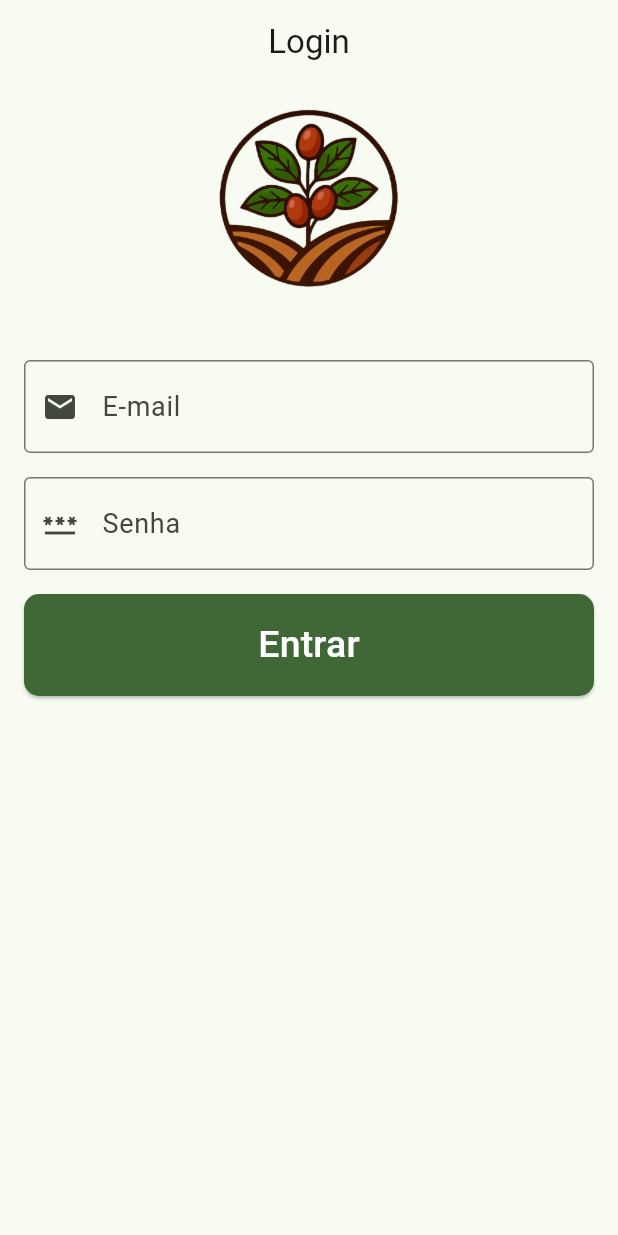
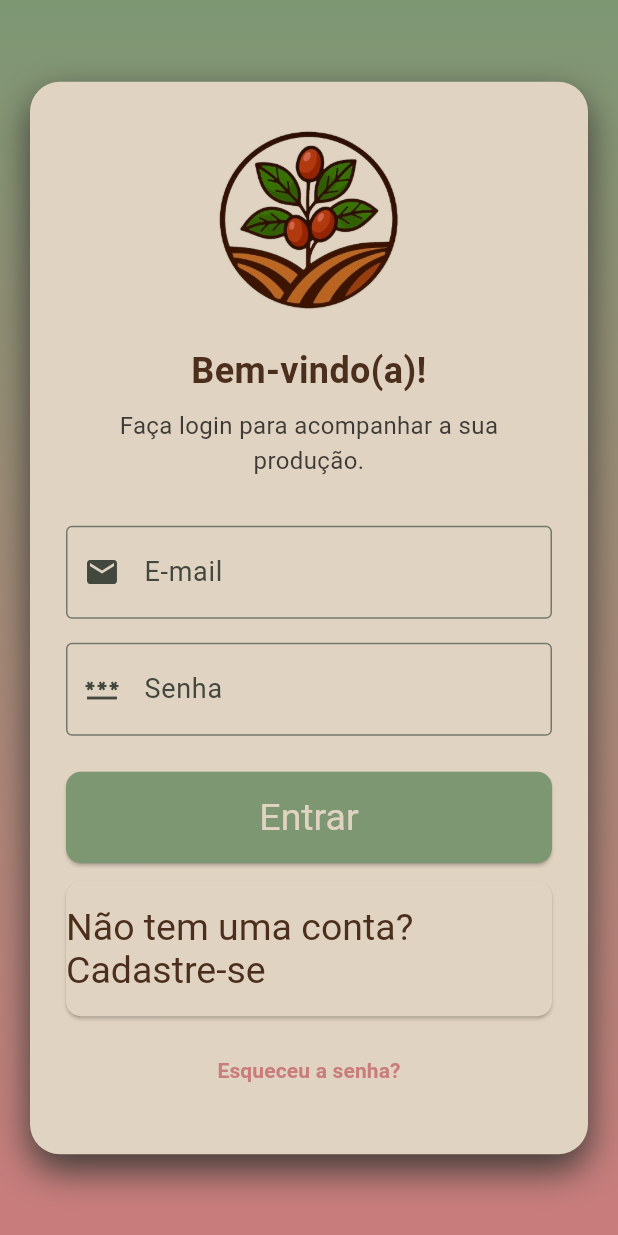
Before and after one commit to heitorPoleze/frontend_cafeicultura, a Flutter app: the screen it shows after launch, on a phone screen of 412 x 824 dp. Run offline on Flutter 3.47's test engine with Material 3 defaults, Android fonts, the light colour scheme and no system bars.

Commit message:
visual login page finalizado

```diff
--- a/lib/components/app_button.dart
+++ b/lib/components/app_button.dart
@@ -1,11 +1,14 @@
 import 'package:flutter/material.dart';
+import 'package:frontend_cafeicultura/config/app_colors.dart';
 
 class AppButton extends StatelessWidget {
 
   final String label;
-  final VoidCallback onPressed; //precisa realizar alguma ação
+  final VoidCallback onPressed;
   final Color? corBase;
   final Color? corHover;
+  final Color? corTexto;
+  final Color? corTextoHover;
 
   const AppButton({
     super.key,
@@ -13,13 +16,16 @@ class AppButton extends StatelessWidget {
     required this.onPressed,
     this.corBase,
     this.corHover,
+    this.corTexto,
+    this.corTextoHover,
   });
 
   @override
   Widget build(BuildContext context) {
-    // Definindo cores padrão caso não sejam passadas (Fallbacks)
-    final colorDefault = corBase ?? Theme.of(context).colorScheme.primary;
-    final hoverDefault = corHover ?? Colors.green.shade600;
+    final colorDefault = corBase ?? AppColors.appBranco;
+    final hoverDefault = corHover ?? AppColors.marrom;
+    final Color textDefault = corTexto ?? AppColors.marrom;
+    final Color textHoverDefault = corTextoHover ?? AppColors.appBranco;
 
     return ElevatedButton(
       onPressed: onPressed,
@@ -30,17 +36,24 @@ class AppButton extends StatelessWidget {
         shape: WidgetStateProperty.all(
           RoundedRectangleBorder(borderRadius: BorderRadius.circular(10.0)),
         ),
-        // A Lógica de Cor Dinâmica fica encapsulada aqui
+        foregroundColor: WidgetStateProperty.resolveWith<Color>((states) {
+          if (states.contains(WidgetState.hovered)) {
+            return textHoverDefault;
+          }
+          return textDefault;
+        }),
         backgroundColor: WidgetStateProperty.resolveWith<Color>((states) {
           if (states.contains(WidgetState.hovered)) {
-            return hoverDefault; // Usa a prop de hover ou o padrão
+            return hoverDefault;
           }
-          return colorDefault; // Usa a prop de cor base ou o padrão
+          return colorDefault;
         }),
+        textStyle: WidgetStateProperty.all(
+          const TextStyle(fontSize: 25.0),
+        ),
       ),
       child: Text(
         label,
-        style: const TextStyle(fontSize: 25.0, color: Colors.white),
       ),
     );
   }
--- a/lib/config/app_colors.dart
+++ b/lib/config/app_colors.dart
@@ -3,4 +3,8 @@ import 'package:flutter/material.dart';
 class AppColors {
   //  '1' significa 100% de opacidade
   static const verdePrimaria = Color.fromRGBO(125, 151, 115, 1);
+  static const appBranco = Color.fromRGBO(225, 211, 193, 1);
+  static const rosa = Color.fromRGBO(201, 124, 124, 1);
+  static const appPreto = Color.fromRGBO(62, 59, 55, 1);
+  static const marrom = Color.fromRGBO(75, 46, 27, 1);
 }
--- a/lib/main.dart
+++ b/lib/main.dart
@@ -1,5 +1,6 @@
 import 'package:flutter/material.dart';
 import 'package:flutter_web_plugins/flutter_web_plugins.dart';
+import 'package:frontend_cafeicultura/view/criar_conta.dart';
 import 'package:frontend_cafeicultura/view/login_page.dart';
 import 'config/app_colors.dart';
 
@@ -22,7 +23,8 @@ class MyApp extends StatelessWidget {
        initialRoute: '/',
        routes: {
         '/': (context) => const LoginPage(),
-        '/home': (context) => const MyHomePage(title: 'Flutter Demo Home Page')
+        '/home': (context) => const MyHomePage(title: 'Flutter Demo Home Page'),
+        '/criarConta' : (context) => const CriarConta()
       },
     );
   }
--- /dev/null
+++ b/lib/view/criar_conta.dart
@@ -0,0 +1,14 @@
+import 'package:flutter/material.dart';
+
+class CriarConta extends StatelessWidget {
+  const CriarConta({super.key});
+
+  @override
+  Widget build(BuildContext context) {
+    return const Scaffold(
+      body: Center(
+        child: Text('Criar Conta'),
+      ),
+    );
+  }
+}
--- a/lib/view/login_page.dart
+++ b/lib/view/login_page.dart
@@ -1,6 +1,7 @@
 import 'package:flutter/material.dart';
 import 'package:frontend_cafeicultura/components/app_button.dart';
 import 'package:frontend_cafeicultura/components/app_input.dart';
+import 'package:frontend_cafeicultura/config/app_colors.dart';
 import 'package:frontend_cafeicultura/utils/validators.dart';
 
 class LoginPage extends StatefulWidget {
@@ -19,9 +20,6 @@ class _LoginPageState extends State<LoginPage> {
 
   void _fazerLogin() {
     if (_formKey.currentState!.validate()) {
-      final String email = _emailController.text;
-      final String password = _passwordController.text;
-
       Navigator.of(context).pushReplacementNamed('/home');
     }
   }
@@ -37,9 +35,36 @@ class _LoginPageState extends State<LoginPage> {
   @override
   Widget build(BuildContext context) {
     return Scaffold(
-      appBar: AppBar(title: const Text('Login'), centerTitle: true),
-      body: SingleChildScrollView(
-        padding: const EdgeInsets.all(16.0),
+      body: Container(
+        //tela de fundo
+        decoration: BoxDecoration(
+          gradient: LinearGradient(
+            begin: Alignment.topCenter,
+            end: Alignment.bottomCenter,
+            colors: [
+              AppColors.verdePrimaria,
+              AppColors.rosa,
+            ],
+          ),
+        ),
+        child: Center(
+          child: SingleChildScrollView(
+            //padding para que o formulario fique centralizado
+            padding: const EdgeInsets.all(20.0),
+            child: Container(
+              //padding horizontal e vertical
+              padding: const EdgeInsets.symmetric(horizontal: 24.0, vertical: 32.0),
+              decoration: BoxDecoration(
+                color: AppColors.appBranco,
+                borderRadius: BorderRadius.circular(20.0),
+                boxShadow: [
+                  BoxShadow(
+                    color: AppColors.appPreto,
+                    blurRadius: 20,
+                    offset: const Offset(0, 10),
+                  ),
+                ],
+              ),
               child: Form(
                 key: _formKey,
                 child: Column(
@@ -47,35 +72,70 @@ class _LoginPageState extends State<LoginPage> {
                   crossAxisAlignment: CrossAxisAlignment.stretch,
                   children: <Widget>[
                     Image.asset('assets/images/logo.png', height: 120),
-
-              const SizedBox(height: 48.0),
-              //minha classe de input (components)
+                    const SizedBox(height: 24.0),
+                    Text(
+                      'Bem-vindo(a)!',
+                      textAlign: TextAlign.center,
+                      style: TextStyle(
+                        fontSize: 24,
+                        fontWeight: FontWeight.bold,
+                        color: AppColors.marrom,
+                      ),
+                    ),
+                    const SizedBox(height: 8.0),
+                    Text(
+                      'Faça login para acompanhar a sua produção.',
+                      textAlign: TextAlign.center,
+                      style: TextStyle(
+                        fontSize: 16,
+                        color: AppColors.appPreto,
+                      ),
+                    ),
+                    const SizedBox(height: 32.0),
                     AppInput(
                       label: "E-mail",
                       hint: 'Digite seu e-mail',
                       icon: Icons.email,
                       controller: _emailController,
-                validator: Validators.validarEmail
+                      validator: Validators.validarEmail,
                     ),
-
                     const SizedBox(height: 16.0),
-
                     AppInput(
                       label: "Senha",
                       hint: 'Digite sua senha',
                       icon: Icons.password,
                       obscureText: true,
                       controller: _passwordController,
-                validator: Validators.validarSenha
+                      validator: Validators.validarSenha,
                     ),
-
-              const SizedBox(height: 16.0),
-              //minha classe de botão
+                    const SizedBox(height: 24.0),
                     AppButton(
                       label: "Entrar",
                       onPressed: _fazerLogin,
-                )
+                      corBase: AppColors.verdePrimaria,
+                      corTexto: AppColors.appBranco,
+                    ),
+                    const SizedBox(height: 12.0),
+                    AppButton(
+                      label: 'Não tem uma conta? Cadastre-se',
+                      onPressed: () {Navigator.of(context).pushReplacementNamed('/criarConta');},
+                    ),
+                    const SizedBox(height: 12.0),
+                    TextButton(
+                      //TODO: Implementar a lógica para esqueceu a senha
+                      onPressed: () {},
+                      child: Text(
+                        'Esqueceu a senha?',
+                        style: TextStyle(
+                          color: AppColors.rosa,
+                          fontWeight: FontWeight.w600,
+                        ),
+                      ),
+                    ),
                   ],
+                ),
+              ),
+            ),
           ),
         ),
       ),
```
Lines whose indentation alone changed are shown as unchanged.
